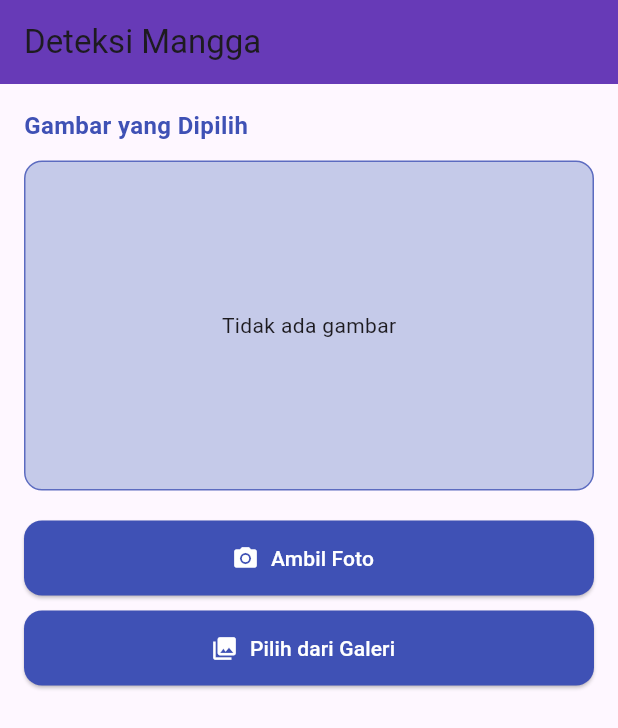
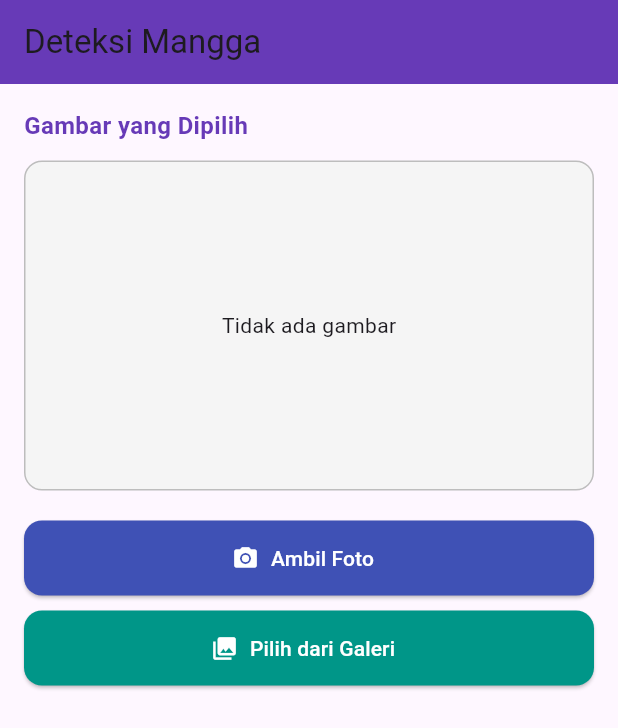
Before and after one commit to ahazain/prediksi-tingkat-kematangan-mangga, a Flutter app: the screen it shows after launch, on a phone screen of 412 x 824 dp. Shown: the top 728 px of the screen. Run offline on Flutter 3.47's test engine with Material 3 defaults, Android fonts, the phone set to English and light mode, and no system bars; our stand-ins replace image_picker.

Commit message:
refatcor fe be

```diff
--- a/fe/mobile_ai/lib/components/detection_cards.dart
+++ b/fe/mobile_ai/lib/components/detection_cards.dart
@@ -16,7 +16,7 @@ class DetectionCards extends StatelessWidget {
         final height = (bbox['ymax'] ?? 0) - (bbox['ymin'] ?? 0);
 
         return Card(
-          color: const Color.fromARGB(255, 255, 255, 255),
+          color: Colors.deepPurple.shade50,
           shape: RoundedRectangleBorder(borderRadius: BorderRadius.circular(12)),
           margin: const EdgeInsets.symmetric(vertical: 8),
           child: Padding(
--- a/fe/mobile_ai/lib/components/section_title.dart
+++ b/fe/mobile_ai/lib/components/section_title.dart
@@ -13,7 +13,7 @@ class SectionTitle extends StatelessWidget {
         style: const TextStyle(
           fontSize: 16,
           fontWeight: FontWeight.bold,
-          color: Colors.indigo,
+          color: Colors.deepPurple,
         ),
       ),
     );
--- a/fe/mobile_ai/lib/pages/image_input_page.dart
+++ b/fe/mobile_ai/lib/pages/image_input_page.dart
@@ -158,8 +158,8 @@ class _ImageInputPageState extends State<ImageInputPage> {
               height: 220,
               decoration: BoxDecoration(
                 borderRadius: BorderRadius.circular(12),
-                border: Border.all(color: Colors.indigo.shade400),
-                color: Colors.indigo.shade100,
+                border: Border.all(color: Colors.grey.shade400),
+                color: Colors.grey.shade100,
               ),
               child: ClipRRect(
                 borderRadius: BorderRadius.circular(12),
@@ -245,7 +245,7 @@ class _ImageInputPageState extends State<ImageInputPage> {
               label: const Text("Pilih dari Galeri"),
               style: ElevatedButton.styleFrom(
                 minimumSize: const Size.fromHeight(50),
-                backgroundColor: Colors.indigo,
+                backgroundColor: Colors.teal,
                 foregroundColor: Colors.white,
                 shape: RoundedRectangleBorder(
                     borderRadius: BorderRadius.circular(12)),
```
Also changed, not shown: 1 other file.
